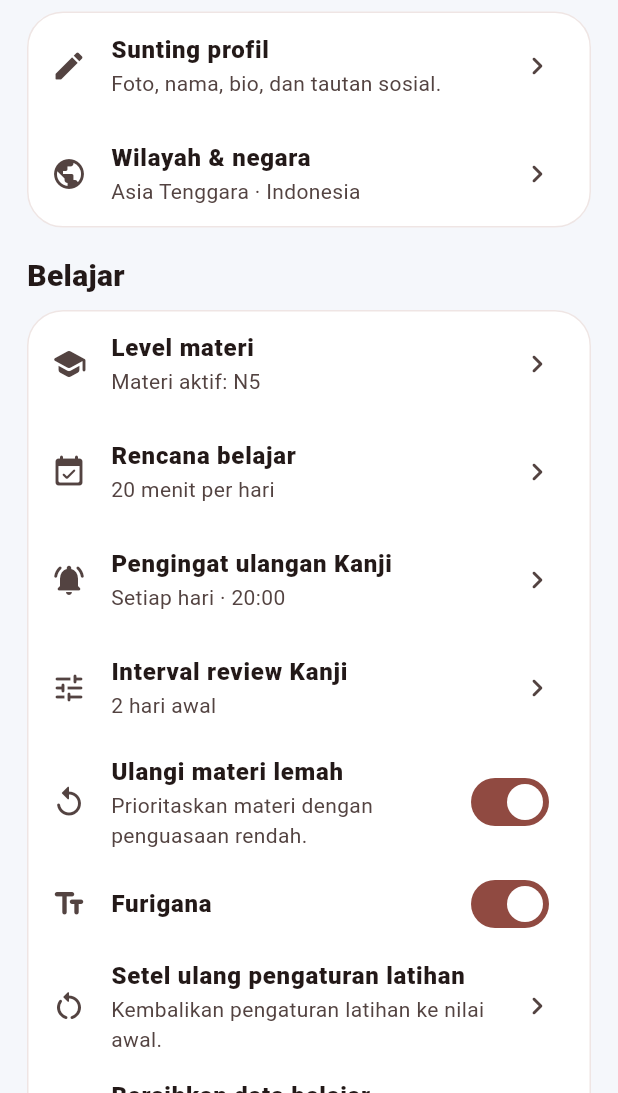
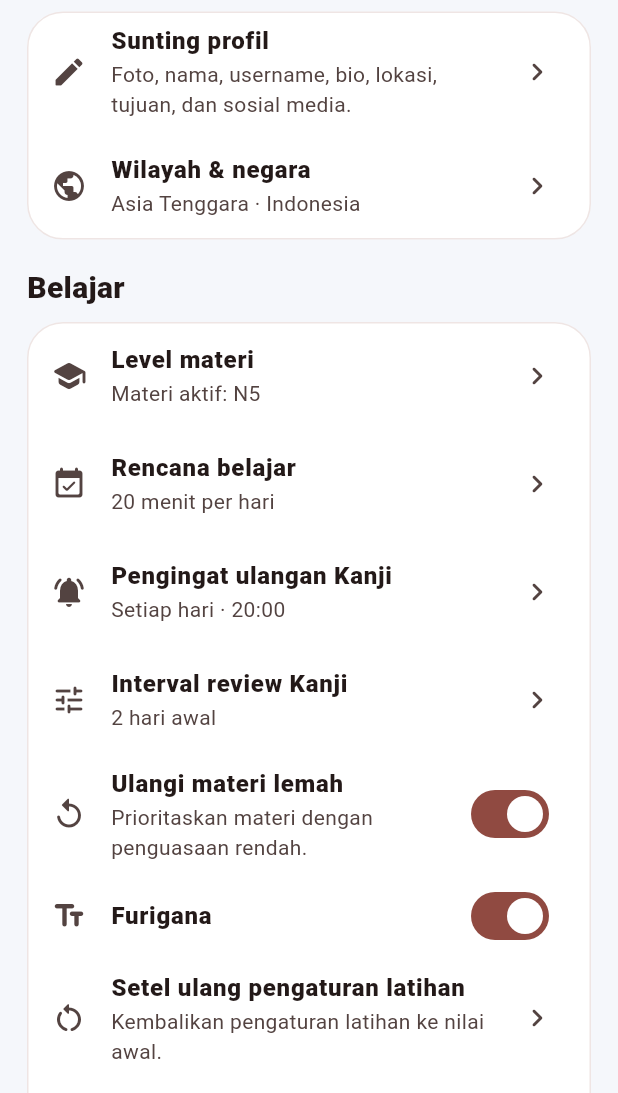
Before and after one commit to Riyadhifalsf/aplication-japanese-language-study, a Flutter app: the ProfileSettingsScreen screen opened directly, on a phone screen of 412 x 824 dp, the part 143-1236 px from its top. Run offline on Flutter 3.47's test engine with Material 3 defaults, Android fonts, the phone set to English and light mode, and no system bars; our stand-ins replace cloud_firestore, firebase_auth, firebase_core, flutter_local_notifications, flutter_native_splash, flutter_secure_storage and 6 more; accounts and stored records are empty; network calls fail.

Commit message:
feat(profile): expand profile editing and photo upload

```diff
--- a/lib/screens/profile/profile_settings_screen.dart
+++ b/lib/screens/profile/profile_settings_screen.dart
@@ -7,6 +7,7 @@ import 'terms_of_service_screen.dart';
 import 'voucher_screen.dart';
 import 'privacy_policy_screen.dart';
 import 'reminder_settings_screen.dart';
+import 'profile_edit_screen.dart';
 
 class ProfileSettingsScreen extends StatelessWidget {
   const ProfileSettingsScreen({super.key});
@@ -37,7 +38,7 @@ class ProfileSettingsScreen extends StatelessWidget {
         padding: const EdgeInsets.fromLTRB(18, 10, 18, 34),
         children: [
           _section('Profil', [
-            _item(Icons.edit_rounded, 'Sunting profil', 'Foto, nama, bio, dan tautan sosial.', () => _showProfileEditor(context, app)),
+            _item(Icons.edit_rounded, 'Sunting profil', 'Foto, nama, username, bio, lokasi, tujuan, dan sosial media.', () => Navigator.push(context, MaterialPageRoute(builder: (_) => const ProfileEditScreen()))),
             _item(Icons.public_rounded, 'Wilayah & negara', '${app.region} · ${app.country}', () => _regionCountry(context, app)),
           ]),
           _section('Belajar', [
@@ -95,5 +96,4 @@ class ProfileSettingsScreen extends StatelessWidget {
   Future<void> _reviewInterval(BuildContext context, AppController app) async { await showModalBottomSheet<void>(context: context, builder: (_) => SafeArea(child: ListView(shrinkWrap: true, children: [for (final d in const [1,2,3,5,7]) RadioListTile<int>(value: d, groupValue: app.reviewIntervalDays, title: Text('$d hari'), onChanged: (v) { if (v != null) { app.setReviewIntervalDays(v); Navigator.pop(context); } })]))); }
   Future<void> _storage(BuildContext context, AppController app) async { const note = 'Perkiraan ukuran berdasarkan data lokal yang dikelola aplikasi. Data sistem perangkat lain dapat memiliki ukuran berbeda.'; await showDialog<void>(context: context, builder: (_) => AlertDialog(title: const Text('Data aplikasi & cache'), content: const Text(note), actions: [TextButton(onPressed: () => Navigator.pop(context), child: const Text('Tutup')), FilledButton.tonal(onPressed: () async { await app.clearApplicationData(); if (context.mounted) Navigator.pop(context); }, child: const Text('Bersihkan data aplikasi'))])); }
   Future<void> _about(BuildContext context, AppController app) async { await showDialog<void>(context: context, builder: (_) => AlertDialog(title: const Text('Tentang Japanese Study'), content: SelectableText('Versi: 1.7.1+9\nBergabung: ${app.firstUsedAt?.toLocal() ?? '-'}\nID instalasi: ${app.installationId}'), actions: [TextButton(onPressed: () => Navigator.pop(context), child: const Text('Tutup'))])); }
-  Future<void> _showProfileEditor(BuildContext context, AppController app) async { final name = TextEditingController(text: app.profileName); final bio = TextEditingController(text: app.profileBio); await showDialog<void>(context: context, builder: (_) => AlertDialog(title: const Text('Sunting profil'), content: Column(mainAxisSize: MainAxisSize.min, children: [TextField(controller: name, decoration: const InputDecoration(labelText: 'Nama')), TextField(controller: bio, minLines: 2, maxLines: 4, decoration: const InputDecoration(labelText: 'Bio'))]), actions: [TextButton(onPressed: () => Navigator.pop(context), child: const Text('Batal')), FilledButton(onPressed: () { app.profileName = name.text.trim(); app.profileBio = bio.text.trim(); app.notifyListeners(); Navigator.pop(context); }, child: const Text('Simpan'))])); name.dispose(); bio.dispose(); }
 }
```
